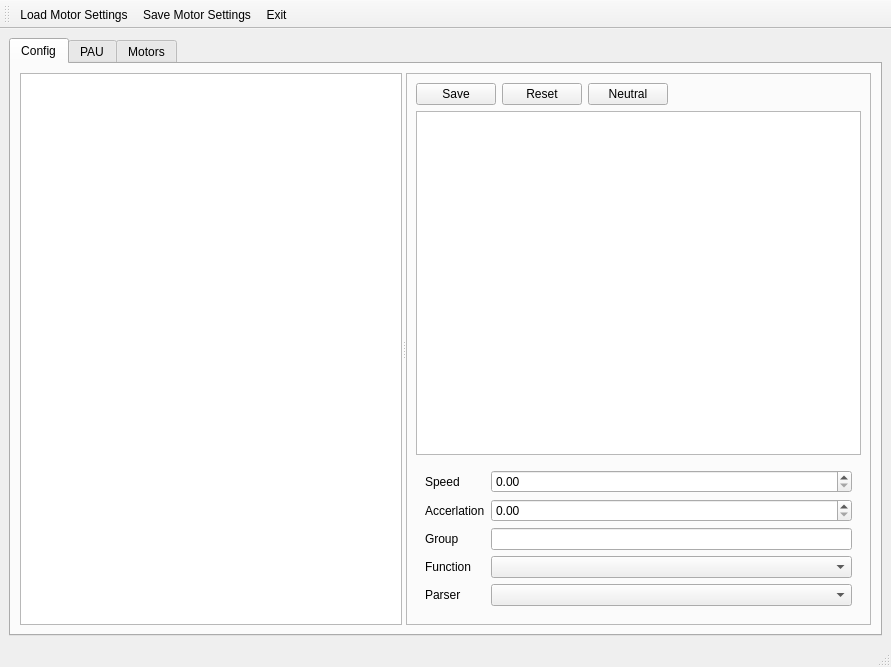
Old version of the form ui/mainwindow.ui in the repository wenwei-dev/motor-calibration.
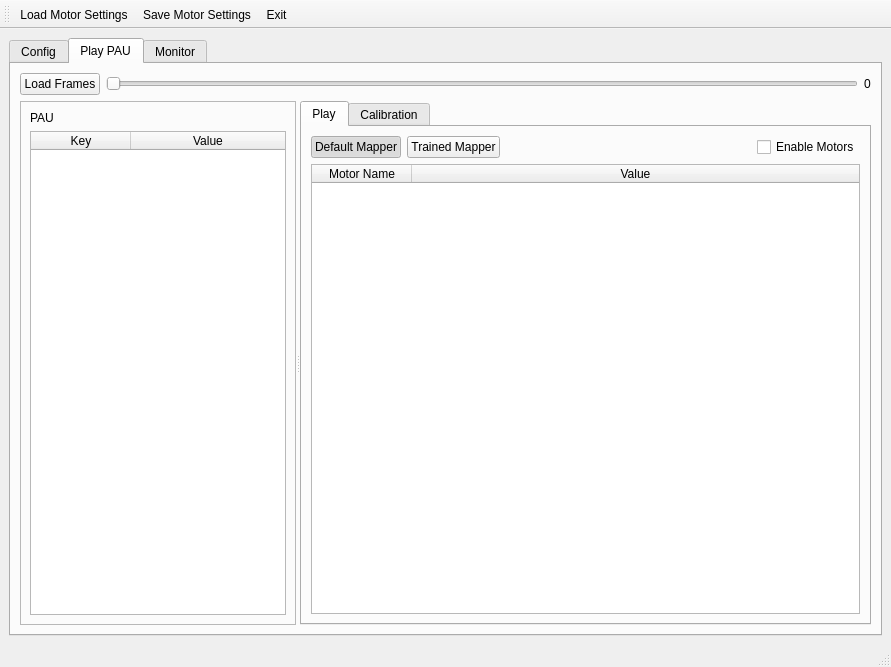
New version of the form. Icons and pictures are not drawn.

```diff
--- a/ui/mainwindow.ui
+++ b/ui/mainwindow.ui
@@ -14,11 +14,11 @@
    <string>ServoController</string>
   </property>
   <widget class="QWidget" name="centralwidget">
-   <layout class="QHBoxLayout" name="horizontalLayout">
+   <layout class="QVBoxLayout" name="verticalLayout_6">
     <item>
-     <widget class="QTabWidget" name="tabWidget">
+     <widget class="QTabWidget" name="playPAUWidget">
       <property name="currentIndex">
-       <number>0</number>
+       <number>1</number>
       </property>
       <widget class="QWidget" name="tab">
        <attribute name="title">
@@ -32,7 +32,7 @@
           </property>
           <widget class="QTreeView" name="treeView">
            <property name="sizePolicy">
-            <sizepolicy hsizetype="Minimum" vsizetype="Expanding">
+            <sizepolicy hsizetype="Preferred" vsizetype="Expanding">
              <horstretch>0</horstretch>
              <verstretch>0</verstretch>
             </sizepolicy>
@@ -57,6 +57,12 @@
            </property>
           </widget>
           <widget class="QFrame" name="frame">
+           <property name="sizePolicy">
+            <sizepolicy hsizetype="Expanding" vsizetype="Preferred">
+             <horstretch>3</horstretch>
+             <verstretch>0</verstretch>
+            </sizepolicy>
+           </property>
            <property name="frameShape">
             <enum>QFrame::StyledPanel</enum>
            </property>
@@ -131,7 +137,7 @@
                <bool>true</bool>
               </property>
               <attribute name="horizontalHeaderVisible">
-               <bool>true</bool>
+               <bool>false</bool>
               </attribute>
               <attribute name="verticalHeaderVisible">
                <bool>false</bool>
@@ -200,59 +206,300 @@
         </item>
        </layout>
       </widget>
-      <widget class="QWidget" name="pauTab">
+      <widget class="QWidget" name="tab_2">
        <attribute name="title">
-        <string>PAU</string>
+        <string>Play PAU</string>
+       </attribute>
+       <layout class="QVBoxLayout" name="verticalLayout_9">
+        <item>
+         <layout class="QHBoxLayout" name="horizontalLayout">
+          <item>
+           <widget class="QPushButton" name="loadFrameButton">
+            <property name="text">
+             <string>Load Frames</string>
+            </property>
+           </widget>
+          </item>
+          <item>
+           <widget class="QSlider" name="frameSlider">
+            <property name="enabled">
+             <bool>false</bool>
+            </property>
+            <property name="orientation">
+             <enum>Qt::Horizontal</enum>
+            </property>
+           </widget>
+          </item>
+          <item>
+           <widget class="QLabel" name="frameLabel">
+            <property name="text">
+             <string>0</string>
+            </property>
+           </widget>
+          </item>
+         </layout>
+        </item>
+        <item>
+         <widget class="QSplitter" name="splitter_2">
+          <property name="sizePolicy">
+           <sizepolicy hsizetype="Expanding" vsizetype="Expanding">
+            <horstretch>0</horstretch>
+            <verstretch>0</verstretch>
+           </sizepolicy>
+          </property>
+          <property name="orientation">
+           <enum>Qt::Horizontal</enum>
+          </property>
+          <widget class="QFrame" name="frame_2">
+           <property name="frameShape">
+            <enum>QFrame::StyledPanel</enum>
+           </property>
+           <property name="frameShadow">
+            <enum>QFrame::Raised</enum>
+           </property>
+           <layout class="QVBoxLayout" name="verticalLayout_4">
+            <item>
+             <widget class="QLabel" name="label">
+              <property name="text">
+               <string>PAU</string>
+              </property>
+             </widget>
+            </item>
+            <item>
+             <widget class="QTableWidget" name="pauValueTableWidget">
+              <property name="editTriggers">
+               <set>QAbstractItemView::NoEditTriggers</set>
+              </property>
+              <property name="alternatingRowColors">
+               <bool>true</bool>
+              </property>
+              <attribute name="horizontalHeaderStretchLastSection">
+               <bool>true</bool>
+              </attribute>
+              <column>
+               <property name="text">
+                <string>Key</string>
+               </property>
+              </column>
+              <column>
+               <property name="text">
+                <string>Value</string>
+               </property>
+              </column>
+             </widget>
+            </item>
+           </layout>
+          </widget>
+          <widget class="QTabWidget" name="tabWidget">
+           <property name="sizePolicy">
+            <sizepolicy hsizetype="Expanding" vsizetype="Expanding">
+             <horstretch>3</horstretch>
+             <verstretch>0</verstretch>
+            </sizepolicy>
+           </property>
+           <property name="currentIndex">
+            <number>0</number>
+           </property>
+           <widget class="QWidget" name="tab_3">
+            <attribute name="title">
+             <string>Play</string>
+            </attribute>
+            <layout class="QVBoxLayout" name="verticalLayout_5">
+             <item>
+              <layout class="QHBoxLayout" name="horizontalLayout_6">
+               <item>
+                <widget class="QPushButton" name="defaultMapperButton">
+                 <property name="text">
+                  <string>Default Mapper</string>
+                 </property>
+                 <property name="checkable">
+                  <bool>true</bool>
+                 </property>
+                 <property name="checked">
+                  <bool>true</bool>
+                 </property>
+                </widget>
+               </item>
+               <item>
+                <widget class="QPushButton" name="trainedMapperButton">
+                 <property name="text">
+                  <string>Trained Mapper</string>
+                 </property>
+                 <property name="checkable">
+                  <bool>true</bool>
+                 </property>
+                </widget>
+               </item>
+               <item>
+                <spacer name="horizontalSpacer_2">
+                 <property name="orientation">
+                  <enum>Qt::Horizontal</enum>
+                 </property>
+                 <property name="sizeHint" stdset="0">
+                  <size>
+                   <width>40</width>
+                   <height>20</height>
+                  </size>
+                 </property>
+                </spacer>
+               </item>
+               <item>
+                <widget class="QCheckBox" name="enablePlayMotorsCheckBox">
+                 <property name="text">
+                  <string>Enable Motors</string>
+                 </property>
+                </widget>
+               </item>
+              </layout>
+             </item>
+             <item>
+              <widget class="QTableWidget" name="motorValueTableWidget">
+               <property name="editTriggers">
+                <set>QAbstractItemView::NoEditTriggers</set>
+               </property>
+               <property name="alternatingRowColors">
+                <bool>true</bool>
+               </property>
+               <attribute name="horizontalHeaderStretchLastSection">
+                <bool>true</bool>
+               </attribute>
+               <attribute name="verticalHeaderStretchLastSection">
+                <bool>false</bool>
+               </attribute>
+               <column>
+                <property name="text">
+                 <string>Motor Name</string>
+                </property>
+               </column>
+               <column>
+                <property name="text">
+                 <string>Value</string>
+                </property>
+               </column>
+              </widget>
+             </item>
+            </layout>
+           </widget>
+           <widget class="QWidget" name="tab_4">
+            <attribute name="title">
+             <string>Calibration</string>
+            </attribute>
+            <layout class="QVBoxLayout" name="verticalLayout_8">
+             <item>
+              <layout class="QHBoxLayout" name="horizontalLayout_5">
+               <item>
+                <widget class="QPushButton" name="saveMotorValuesButton">
+                 <property name="text">
+                  <string>Save Motor Values</string>
+                 </property>
+                </widget>
+               </item>
+               <item>
+                <spacer name="horizontalSpacer_3">
+                 <property name="orientation">
+                  <enum>Qt::Horizontal</enum>
+                 </property>
+                 <property name="sizeHint" stdset="0">
+                  <size>
+                   <width>40</width>
+                   <height>20</height>
+                  </size>
+                 </property>
+                </spacer>
+               </item>
+               <item>
+                <widget class="QCheckBox" name="enableCalibMotorsCheckBox">
+                 <property name="text">
+                  <string>Enable Motors</string>
+                 </property>
+                </widget>
+               </item>
+              </layout>
+             </item>
+             <item>
+              <widget class="QTableWidget" name="motorValueCalibTableWidget">
+               <property name="alternatingRowColors">
+                <bool>true</bool>
+               </property>
+               <attribute name="horizontalHeaderStretchLastSection">
+                <bool>true</bool>
+               </attribute>
+               <column>
+                <property name="text">
+                 <string>Motor Name</string>
+                </property>
+               </column>
+               <column>
+                <property name="text">
+                 <string>Value</string>
+                </property>
+               </column>
+               <column>
+                <property name="text">
+                 <string>Editor</string>
+                </property>
+               </column>
+              </widget>
+             </item>
+            </layout>
+           </widget>
+          </widget>
+         </widget>
+        </item>
+       </layout>
+      </widget>
+      <widget class="QWidget" name="tab_5">
+       <attribute name="title">
+        <string>Monitor</string>
        </attribute>
        <layout class="QVBoxLayout" name="verticalLayout">
         <item>
-         <layout class="QHBoxLayout" name="horizontalLayout_4"/>
-        </item>
-        <item>
-         <widget class="QTableWidget" name="pauTableWidget">
-          <property name="editTriggers">
-           <set>QAbstractItemView::NoEditTriggers</set>
+         <widget class="QSplitter" name="splitter_3">
+          <property name="orientation">
+           <enum>Qt::Horizontal</enum>
           </property>
-          <property name="alternatingRowColors">
-           <bool>true</bool>
-          </property>
-          <column>
-           <property name="text">
-            <string>Key</string>
+          <widget class="QTableWidget" name="pauTableWidget">
+           <property name="editTriggers">
+            <set>QAbstractItemView::NoEditTriggers</set>
            </property>
-          </column>
-          <column>
-           <property name="text">
-            <string>Value</string>
+           <property name="alternatingRowColors">
+            <bool>true</bool>
            </property>
-          </column>
-         </widget>
-        </item>
-       </layout>
-      </widget>
-      <widget class="QWidget" name="motorTab">
-       <attribute name="title">
-        <string>Motors</string>
-       </attribute>
-       <layout class="QVBoxLayout" name="verticalLayout_3">
-        <item>
-         <widget class="QTableWidget" name="motorTableWidget">
-          <property name="editTriggers">
-           <set>QAbstractItemView::NoEditTriggers</set>
-          </property>
-          <property name="alternatingRowColors">
-           <bool>true</bool>
-          </property>
-          <column>
-           <property name="text">
-            <string>Motor Name</string>
+           <attribute name="horizontalHeaderStretchLastSection">
+            <bool>true</bool>
+           </attribute>
+           <column>
+            <property name="text">
+             <string>Key</string>
+            </property>
+           </column>
+           <column>
+            <property name="text">
+             <string>Value</string>
+            </property>
+           </column>
+          </widget>
+          <widget class="QTableWidget" name="motorTableWidget">
+           <property name="editTriggers">
+            <set>QAbstractItemView::NoEditTriggers</set>
            </property>
-          </column>
-          <column>
-           <property name="text">
-            <string>Value</string>
+           <property name="alternatingRowColors">
+            <bool>true</bool>
            </property>
-          </column>
+           <attribute name="horizontalHeaderStretchLastSection">
+            <bool>true</bool>
+           </attribute>
+           <column>
+            <property name="text">
+             <string>Motor Name</string>
+            </property>
+           </column>
+           <column>
+            <property name="text">
+             <string>Value</string>
+            </property>
+           </column>
+          </widget>
          </widget>
         </item>
        </layout>
```
